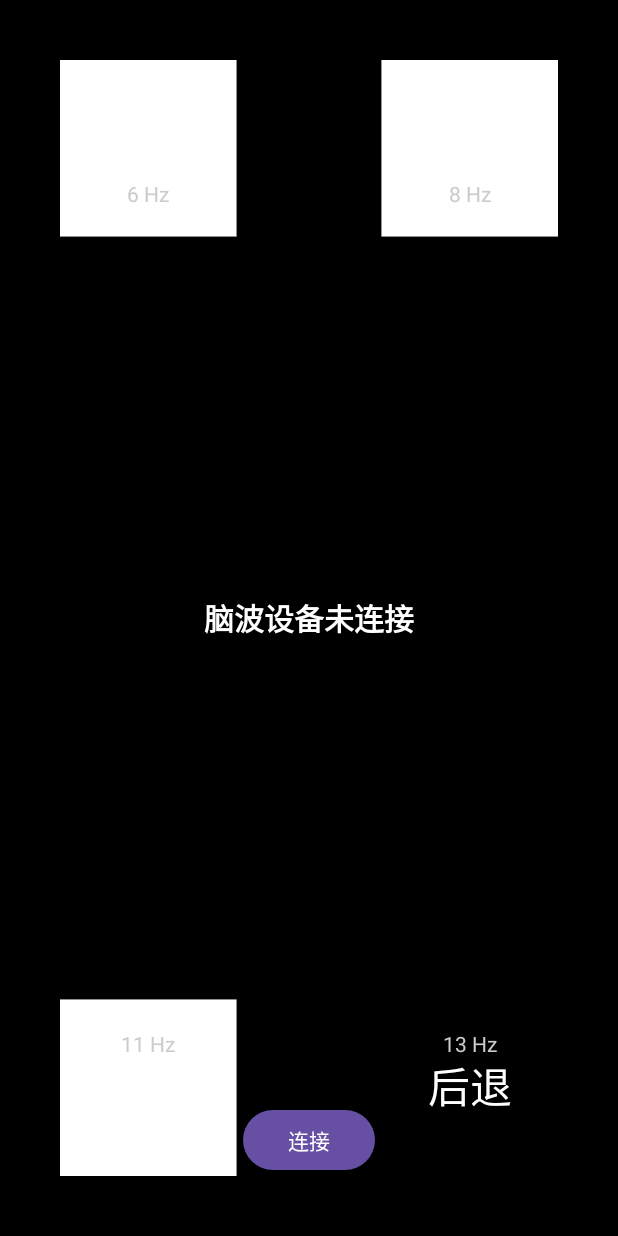
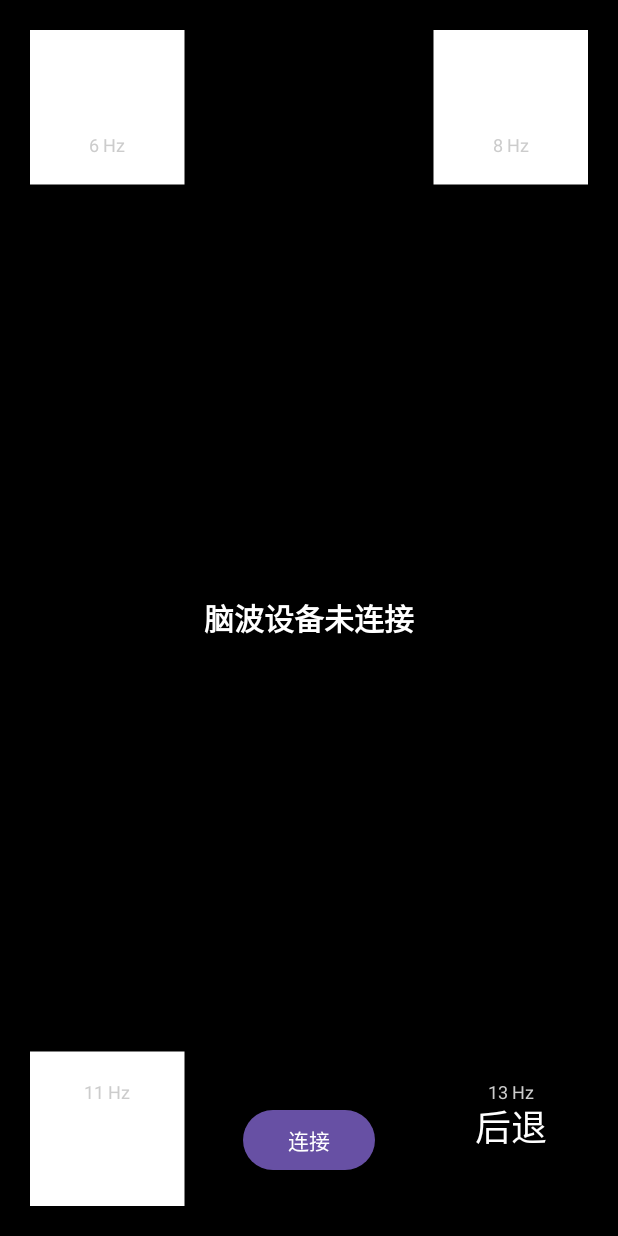
Before and after one commit to fufufu11/EegWheelChair, an Android app: the layout activity_main.xml on its own in the app's theme, with its tools: preview values and no code run, on a phone screen of 412 x 824 dp. Run offline under Robolectric (Android 15) with nearby library versions, the phone set to English and light mode, and no system bars.

Commit message:
优化UI界面，更新算法。

```diff
--- a/app/src/main/java/com/example/eegac/BlinkCornerView.java
+++ b/app/src/main/java/com/example/eegac/BlinkCornerView.java
@@ -45,15 +45,15 @@ public class BlinkCornerView extends View {
         squarePaint.setStyle(Paint.Style.FILL);
 
         textPaint.setColor(Color.WHITE);
-        textPaint.setTextSize(sp(28)); // 字体大小可以根据方块大小调整
+        textPaint.setTextSize(sp(24)); // 字体也相应缩小一点
         textPaint.setTextAlign(Paint.Align.CENTER);
 
         hzPaint.setColor(Color.LTGRAY);
-        hzPaint.setTextSize(sp(14));
+        hzPaint.setTextSize(sp(12));
         hzPaint.setTextAlign(Paint.Align.CENTER);
 
         highlightedHzPaint.setColor(Color.GREEN);
-        highlightedHzPaint.setTextSize(sp(16));
+        highlightedHzPaint.setTextSize(sp(14));
         highlightedHzPaint.setTextAlign(Paint.Align.CENTER);
         highlightedHzPaint.setFakeBoldText(true);
 
@@ -102,17 +102,17 @@ public class BlinkCornerView extends View {
         int w = getWidth();
         int h = getHeight();
 
-        // --- 修改点：调整边距和方块大小 ---
-        float margin = dp(40); // 将边距从 24dp 增加到 40dp
-        float squareSize = (Math.min(w, h) / 3.5f); // 将尺寸除数从 2.5 增加到 3.5，使方块变小
+        // --- 修改点：进一步调整边距和方块大小 ---
+        float margin = dp(20); // 边距调整为更贴近角落
+        float squareSize = (Math.min(w, h) / 4.0f); // 将尺寸除数增加到4.0，使方块更小
 
         // --- 绘制左上角 (前进) ---
         float tl_centerX = margin + squareSize / 2;
         float tl_centerY = margin + squareSize / 2;
         squarePaint.setColor(tlOn ? Color.WHITE : Color.BLACK);
         canvas.drawRect(margin, margin, margin + squareSize, margin + squareSize, squarePaint);
-        canvas.drawText("前进", tl_centerX, tl_centerY + dp(10), textPaint);
-        canvas.drawText("6 Hz", tl_centerX, tl_centerY + dp(36), (highlightedFreq == 6) ? highlightedHzPaint : hzPaint);
+        canvas.drawText("前进", tl_centerX, tl_centerY + dp(8), textPaint);
+        canvas.drawText("6 Hz", tl_centerX, tl_centerY + dp(30), (highlightedFreq == 6) ? highlightedHzPaint : hzPaint);
 
 
         // --- 绘制右上角 (右转) ---
@@ -120,8 +120,8 @@ public class BlinkCornerView extends View {
         float tr_centerY = margin + squareSize / 2;
         squarePaint.setColor(trOn ? Color.WHITE : Color.BLACK);
         canvas.drawRect(w - margin - squareSize, margin, w - margin, margin + squareSize, squarePaint);
-        canvas.drawText("右转", tr_centerX, tr_centerY + dp(10), textPaint);
-        canvas.drawText("8 Hz", tr_centerX, tr_centerY + dp(36), (highlightedFreq == 8) ? highlightedHzPaint : hzPaint);
+        canvas.drawText("右转", tr_centerX, tr_centerY + dp(8), textPaint);
+        canvas.drawText("8 Hz", tr_centerX, tr_centerY + dp(30), (highlightedFreq == 8) ? highlightedHzPaint : hzPaint);
 
 
         // --- 绘制左下角 (左转) ---
@@ -129,16 +129,16 @@ public class BlinkCornerView extends View {
         float bl_centerY = h - margin - squareSize / 2;
         squarePaint.setColor(blOn ? Color.WHITE : Color.BLACK);
         canvas.drawRect(margin, h - margin - squareSize, margin + squareSize, h - margin, squarePaint);
-        canvas.drawText("左转", bl_centerX, bl_centerY + dp(10), textPaint);
-        canvas.drawText("11 Hz", bl_centerX, bl_centerY - dp(24), (highlightedFreq == 11) ? highlightedHzPaint : hzPaint);
+        canvas.drawText("左转", bl_centerX, bl_centerY + dp(8), textPaint);
+        canvas.drawText("11 Hz", bl_centerX, bl_centerY - dp(20), (highlightedFreq == 11) ? highlightedHzPaint : hzPaint);
 
         // --- 绘制右下角 (后退) ---
         float br_centerX = w - margin - squareSize / 2;
         float br_centerY = h - margin - squareSize / 2;
         squarePaint.setColor(brOn ? Color.WHITE : Color.BLACK);
         canvas.drawRect(w - margin - squareSize, h - margin - squareSize, w - margin, h - margin, squarePaint);
-        canvas.drawText("后退", br_centerX, br_centerY + dp(10), textPaint);
-        canvas.drawText("13 Hz", br_centerX, br_centerY - dp(24), (highlightedFreq == 13) ? highlightedHzPaint : hzPaint);
+        canvas.drawText("后退", br_centerX, br_centerY + dp(8), textPaint);
+        canvas.drawText("13 Hz", br_centerX, br_centerY - dp(20), (highlightedFreq == 13) ? highlightedHzPaint : hzPaint);
     }
 
 
```
Also changed, not shown: app/src/main/java/com/example/eegac/MainActivity.java (+31 -21 lines).
